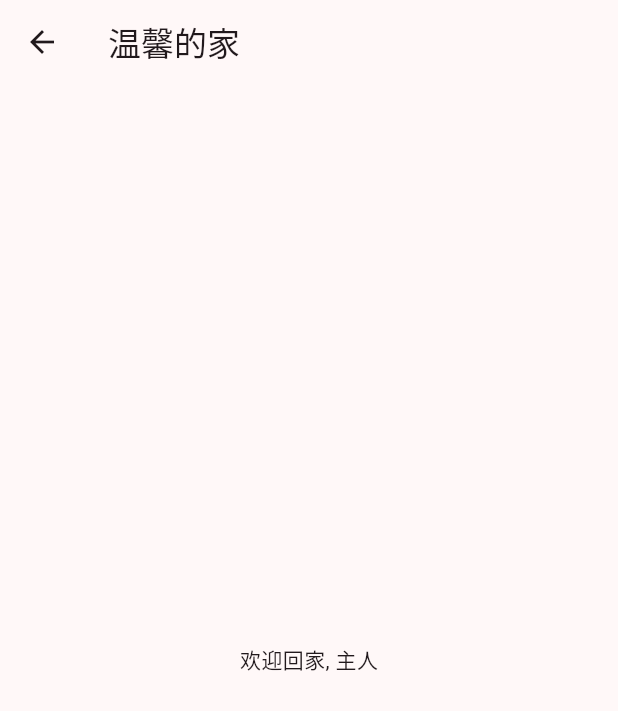
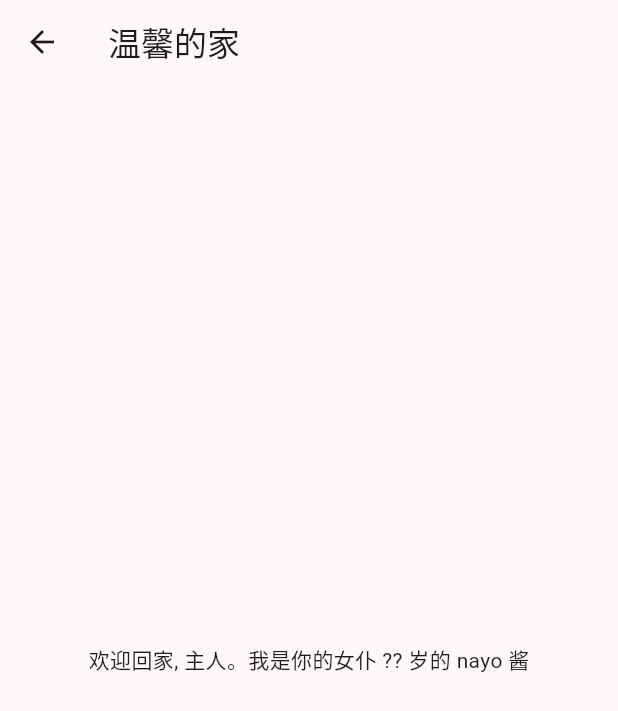
Before and after one commit to XTZhu/flutter_playground, a Flutter app: the screen it shows after launch, after a tap on "你到达了门口, 缓缓推开门...", on a phone screen of 412 x 824 dp. Shown: the top 711 px of the screen. Run offline on Flutter 3.47's test engine with Material 3 defaults, Android fonts, the phone set to English and light mode, and no system bars; our stand-ins replace logger.

Commit message:
feat: 命名路由传参

```diff
--- a/lib/pages/my_home.dart
+++ b/lib/pages/my_home.dart
@@ -80,7 +80,11 @@ class _MyHomePageState extends State<MyHomePage> {
             TextButton(
               onPressed: () {
                 loggerN.i('next page is welcom');
-                Navigator.pushNamed(context, 'welcome');
+                Navigator.pushNamed(
+                  context,
+                  'welcome',
+                  arguments: MissMaid(age: '??', name: 'nayo'),
+                );
               },
               child: const Text('你到达了门口, 缓缓推开门...'),
             )
@@ -95,3 +99,10 @@ class _MyHomePageState extends State<MyHomePage> {
     );
   }
 }
+
+class MissMaid {
+  String name;
+  String age;
+
+  MissMaid({required this.name, required this.age});
+}
--- a/lib/pages/welcome.dart
+++ b/lib/pages/welcome.dart
@@ -1,14 +1,16 @@
 import 'package:flutter/material.dart';
+import 'package:flutter_playground/pages/my_home.dart';
 
 class Welcome extends StatelessWidget {
   const Welcome({Key? key}) : super(key: key);
 
   @override
   Widget build(BuildContext context) {
+    MissMaid args = ModalRoute.of(context)?.settings.arguments as MissMaid;
     return Scaffold(
       appBar: AppBar(title: const Text('温馨的家')),
-      body: const Center(
-        child: Text('欢迎回家, 主人'),
+      body: Center(
+        child: Text('欢迎回家, 主人。我是你的女仆 ${args.age} 岁的 ${args.name} 酱'),
       ),
     );
   }
```
